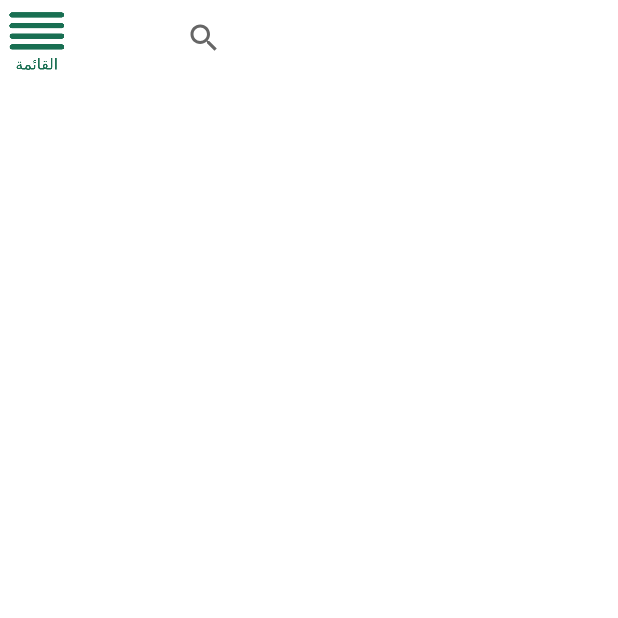
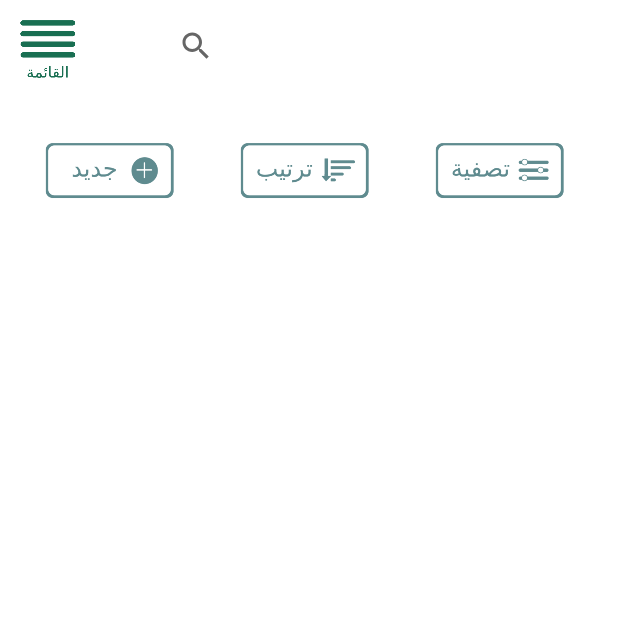
Before and after one commit to latifa176/Debt_Records_System, an Android app: the screen it shows after launch (MainActivity), on a phone screen of 412 x 824 dp, the top half of it. Run offline under Robolectric (Android 15) with nearby library versions, the light colour scheme and no system bars; our stand-ins replace navigation-ui.

Commit message:
Fixed margins + lined the 3 buttons
New record, Sort, & Filter buttons. (not functioning yet)

```diff
--- a/app/src/main/res/layout/activity_main.xml
+++ b/app/src/main/res/layout/activity_main.xml
@@ -7,10 +7,12 @@
     tools:context=".MainActivity">
 
     <ImageView
-        android:id="@+id/menuImageView"
+        android:id="@+id/menuButton"
         android:layout_width="50dp"
         android:layout_height="50dp"
         android:layout_gravity="start|top"
+        android:layout_marginStart="7dp"
+        android:layout_marginTop="5dp"
         android:adjustViewBounds="true"
         android:clickable="true"
         android:scaleType="fitCenter"
@@ -21,7 +23,45 @@
         android:layout_width="300dp"
         android:layout_height="50dp"
         android:layout_gravity="top|end"
+        android:layout_marginTop="5dp"
+        android:layout_marginEnd="5dp"
         android:orientation="horizontal"
         android:visibility="visible" />
 
+    <ImageView
+        android:id="@+id/newRecordButton"
+        android:layout_width="130dp"
+        android:layout_height="90dp"
+        android:layout_gravity="start"
+        android:layout_marginStart="10dp"
+        android:layout_marginTop="70dp"
+        android:adjustViewBounds="true"
+        android:clickable="true"
+        android:scaleType="fitCenter"
+        app:srcCompat="@drawable/btn_new_ldpi" />
+
+    <ImageView
+        android:id="@+id/sortButton"
+        android:layout_width="130dp"
+        android:layout_height="90dp"
+        android:layout_gravity="start"
+        android:layout_marginStart="140dp"
+        android:layout_marginTop="70dp"
+        android:adjustViewBounds="true"
+        android:clickable="true"
+        android:scaleType="fitCenter"
+        app:srcCompat="@drawable/btn_sort_ldpi" />
+
+    <ImageView
+        android:id="@+id/filterButton"
+        android:layout_width="130dp"
+        android:layout_height="90dp"
+        android:layout_gravity="start"
+        android:layout_marginStart="270dp"
+        android:layout_marginTop="70dp"
+        android:adjustViewBounds="true"
+        android:clickable="true"
+        android:scaleType="fitCenter"
+        app:srcCompat="@drawable/btn_filter_ldpi" />
+
 </androidx.coordinatorlayout.widget.CoordinatorLayout>
```
